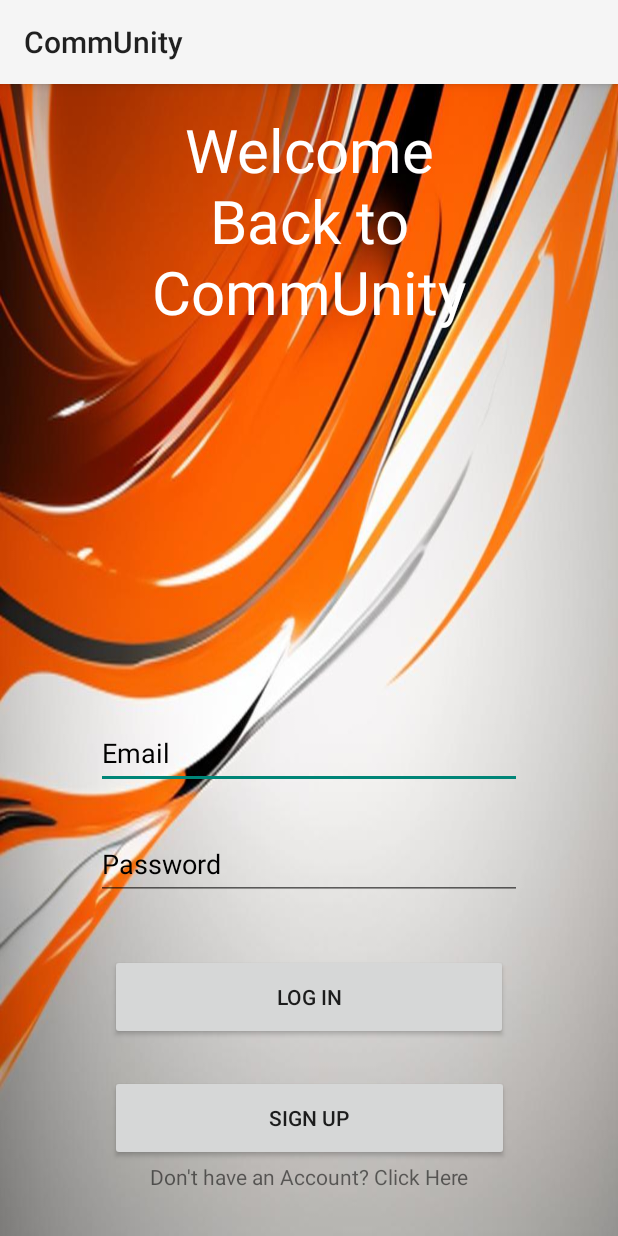
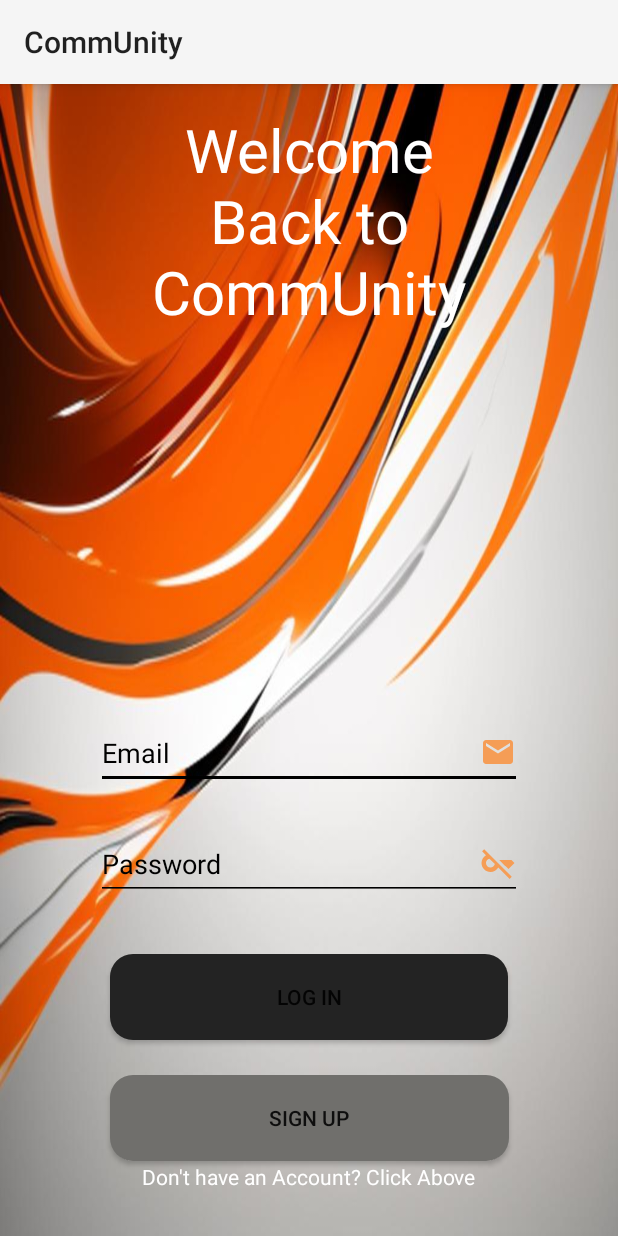
Before and after one commit to Rushil777/CommUnity, an Android app: the screen it shows after launch (LoginActivity), on a phone screen of 412 x 824 dp. Run offline under Robolectric (Android 15) with nearby library versions, the phone set to English and light mode, and no system bars; our stand-ins replace Firebase (no records; nobody signed in at launch, a user with empty details on screens opened directly); Roboto replaces fonts that are not available here.

Commit message:
Made more changes to the Login page.

```diff
--- /dev/null
+++ b/app/src/main/res/drawable/email_icon.xml
@@ -0,0 +1,5 @@
+<vector xmlns:android="http://schemas.android.com/apk/res/android" android:height="24dp" android:tint="#F59D56" android:viewportHeight="24" android:viewportWidth="24" android:width="24dp">
+
+    <path android:fillColor="@android:color/white" android:pathData="M20,4L4,4c-1.1,0 -1.99,0.9 -1.99,2L2,18c0,1.1 0.9,2 2,2h16c1.1,0 2,-0.9 2,-2L22,6c0,-1.1 -0.9,-2 -2,-2zM20,8l-8,5 -8,-5L4,6l8,5 8,-5v2z"/>
+
+</vector>
--- /dev/null
+++ b/app/src/main/res/drawable/lock_key_icon.xml
@@ -0,0 +1,5 @@
+<vector xmlns:android="http://schemas.android.com/apk/res/android" android:height="24dp" android:tint="#F59D56" android:viewportHeight="24" android:viewportWidth="24" android:width="24dp">
+
+    <path android:fillColor="@android:color/white" android:pathData="M16.91,14.09L17,14l2,2l4,-4.04L21,10h-8.17L16.91,14.09zM3.98,6.81C2.2,7.85 1,9.79 1,12c0,3.31 2.69,6 6,6c2.21,0 4.15,-1.2 5.18,-2.99l7.59,7.59l1.41,-1.41L2.81,2.81L1.39,4.22L3.98,6.81zM9.91,12.74C9.58,14.03 8.4,15 7,15c-1.65,0 -3,-1.35 -3,-3c0,-1.4 0.97,-2.58 2.26,-2.91L9.91,12.74z"/>
+
+</vector>
--- a/app/src/main/res/drawable/roundstyle.xml
+++ b/app/src/main/res/drawable/roundstyle.xml
@@ -1,5 +1,6 @@
 <?xml version="1.0" encoding="utf-8"?>
 <shape xmlns:android="http://schemas.android.com/apk/res/android">
-    <corners android:radius="12dp"/>
-    <solid android:color="#FAF9F6"/>
+    <corners android:radius="15dp"/>
+
+    <solid android:color="#706F6C"/>
 </shape>
--- a/app/src/main/res/layout/activity_login.xml
+++ b/app/src/main/res/layout/activity_login.xml
@@ -26,10 +26,12 @@
         android:id="@+id/edtSignInEmail"
         android:layout_width="284dp"
         android:layout_height="48dp"
+        android:backgroundTint="@color/black"
+        android:drawableRight="@drawable/email_icon"
         android:ems="10"
         android:hint="Email"
+        android:inputType="text"
         android:textColorHint="@color/black"
-        android:inputType="text"
         app:layout_constraintBottom_toBottomOf="parent"
         app:layout_constraintEnd_toEndOf="parent"
         app:layout_constraintStart_toStartOf="parent"
@@ -40,10 +42,12 @@
         android:id="@+id/edtSignInPassword"
         android:layout_width="284dp"
         android:layout_height="48dp"
+        android:backgroundTint="@color/black"
+        android:drawableRight="@drawable/lock_key_icon"
         android:ems="10"
         android:hint="Password"
+        android:inputType="textPassword"
         android:textColorHint="@color/black"
-        android:inputType="textPassword"
         app:layout_constraintBottom_toBottomOf="parent"
         app:layout_constraintEnd_toEndOf="parent"
         app:layout_constraintStart_toStartOf="parent"
@@ -55,6 +59,7 @@
         android:layout_width="265dp"
         android:layout_height="57dp"
         android:text="Log In"
+        android:background="@drawable/custom_black_button"
         app:layout_constraintBottom_toBottomOf="parent"
         app:layout_constraintEnd_toEndOf="parent"
         app:layout_constraintStart_toStartOf="parent"
@@ -66,6 +71,7 @@
         android:layout_width="266dp"
         android:layout_height="57dp"
         android:text="Sign up"
+        android:background="@drawable/roundstyle"
         app:layout_constraintBottom_toBottomOf="parent"
         app:layout_constraintEnd_toEndOf="parent"
         app:layout_constraintStart_toStartOf="parent"
@@ -76,7 +82,8 @@
         android:id="@+id/txtSignUp"
         android:layout_width="wrap_content"
         android:layout_height="wrap_content"
-        android:text="Don't have an Account? Click Here"
+        android:text="Don't have an Account? Click Above"
+        android:textColor="#FFFFFF"
         app:layout_constraintBottom_toBottomOf="parent"
         app:layout_constraintEnd_toEndOf="parent"
         app:layout_constraintStart_toStartOf="parent"
```
Also changed, not shown: app/src/main/res/drawable/custom_black_button.xml (+2 -8 lines).
